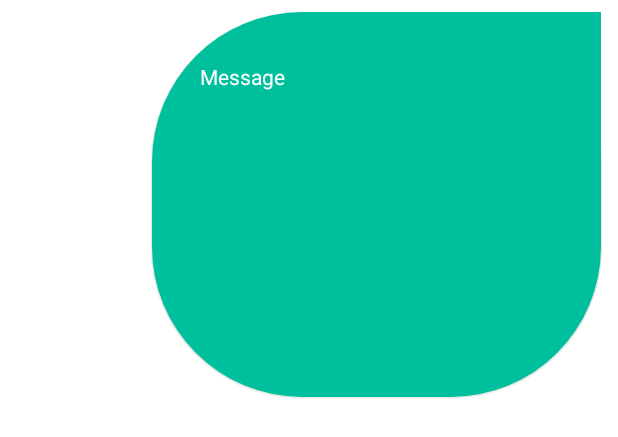
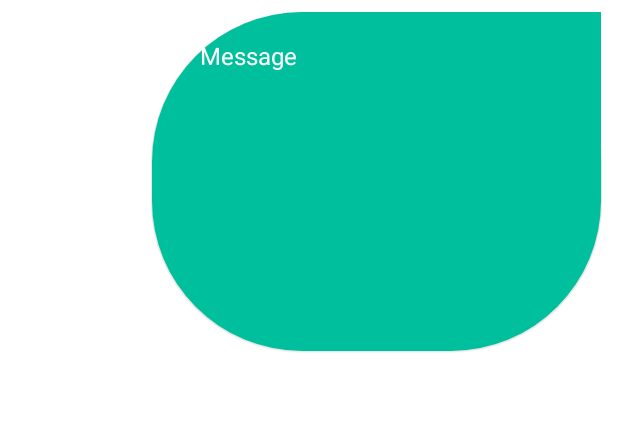
Before and after one commit to mobcom-group/homework3-android, an Android app: the layout item_layout_chat_my_self.xml on its own in the app's theme, with its tools: preview values and no code run, on a phone screen of 412 x 824 dp. Shown: the top 437 px of the screen. Run offline under Robolectric (Android 15) with nearby library versions, the phone set to English and light mode, and no system bars.

Commit message:
fixing ui

```diff
--- a/app/src/main/AndroidManifest.xml
+++ b/app/src/main/AndroidManifest.xml
@@ -30,7 +30,7 @@
              notification message. See README(https://goo.gl/6BKBk7) for more. -->
         <meta-data
             android:name="com.google.firebase.messaging.default_notification_color"
-            android:resource="@color/colorAccent" />
+            android:resource="@color/colorBlue" />
         <service
             android:name="com.lazudanizaidan.chatapplication.MyFirebaseMessagingService"
             android:exported="false">
--- a/app/src/main/res/layout/item_layout_chat_my_self.xml
+++ b/app/src/main/res/layout/item_layout_chat_my_self.xml
@@ -24,20 +24,21 @@
             android:layout_width="match_parent"
             android:layout_height="wrap_content"
             android:layout_marginStart="25dp"
-            android:layout_marginTop="25dp"
+            android:layout_marginTop="10dp"
             android:layout_marginEnd="25dp"
-            android:layout_marginBottom="25dp"
+            android:layout_marginBottom="10dp"
             android:text="Message"
-            android:textColor="@color/white" />
+            android:textColor="@color/white"
+            android:textSize="16sp" />
 
         <ImageView
             android:id="@+id/image_view_message_item_layout_chat_my_self"
             android:layout_width="192dp"
             android:layout_height="192dp"
             android:layout_marginStart="25dp"
-            android:layout_marginTop="25dp"
+            android:layout_marginTop="10dp"
             android:layout_marginEnd="25dp"
-            android:layout_marginBottom="25dp" />
+            android:layout_marginBottom="10dp" />
 
     </RelativeLayout>
 
--- a/app/src/main/res/values/colors.xml
+++ b/app/src/main/res/values/colors.xml
@@ -9,6 +9,7 @@
     <color name="white">#FFFFFFFF</color>
     <color name="colorAccent">#FFBB86FC</color>
     <color name="colorBlack">#FF000000</color>
-    <color name="colorBlue">#10000000</color>
+    <color name="colorBlue">#1868FB</color>
     <color name="colorGreen">#00BF9D</color>
+    <color name="colorPurple">#B468FF</color>
 </resources>
--- a/app/src/main/res/values/themes.xml
+++ b/app/src/main/res/values/themes.xml
@@ -2,7 +2,7 @@
     <!-- Base application theme. -->
     <style name="Theme.ChatApplication" parent="Theme.MaterialComponents.DayNight.DarkActionBar">
         <!-- Primary brand color. -->
-        <item name="colorPrimary">@color/purple_500</item>
+        <item name="colorPrimary">@color/colorBlue</item>
         <item name="colorPrimaryVariant">@color/purple_700</item>
         <item name="colorOnPrimary">@color/white</item>
         <!-- Secondary brand color. -->
```
Also changed, not shown: app/src/main/res/layout/activity_main.xml (+4 -3 lines), app/src/main/res/layout/item_layout_chat_user.xml (+8 -2 lines).
